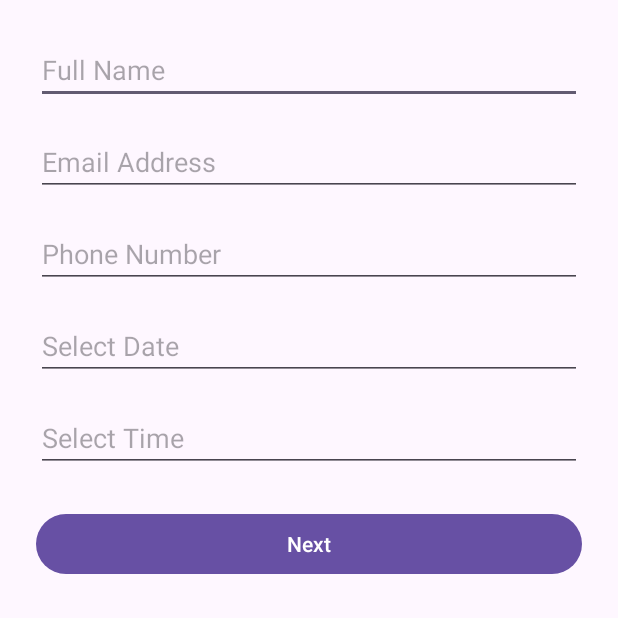
After one commit to melikYalcinkaya/Menu_FineDining, an Android app: the ReservationFormActivity screen opened directly, with no data from a screen before it, on a phone screen of 412 x 824 dp, the top half of it. The commit adds this screen. Run offline under Robolectric (Android 15) with nearby library versions, the phone set to English and light mode, and no system bars.

Commit message:
feat(reservation): add embedded date & time pickers in reservation form and wire up MainActivity buttons

```diff
--- a/app/src/main/java/melik/yalcinkaya/menu_finedining/EntranceActivity.java
+++ b/app/src/main/java/melik/yalcinkaya/menu_finedining/EntranceActivity.java
@@ -17,7 +17,6 @@ public class EntranceActivity extends AppCompatActivity {
     Context context = this;
     ArrayAdapter<String> languages_adapter;
     ImageView imageView; // don't initialize here!
-
     @Override
     protected void onCreate(Bundle savedInstanceState) {
         super.onCreate(savedInstanceState);
--- /dev/null
+++ b/app/src/main/java/melik/yalcinkaya/menu_finedining/StartPage/ReservationFormActivity.java
@@ -0,0 +1,82 @@
+package melik.yalcinkaya.menu_finedining.StartPage;
+
+import android.app.DatePickerDialog;
+import android.app.TimePickerDialog;
+import android.content.Intent;
+import android.os.Bundle;
+import android.widget.Button;
+import android.widget.DatePicker;
+import android.widget.EditText;
+import android.widget.TimePicker;
+import android.widget.Toast;
+import androidx.appcompat.app.AppCompatActivity;
+import melik.yalcinkaya.menu_finedining.R;
+import java.util.Calendar;
+
+public class ReservationFormActivity extends AppCompatActivity {
+
+    private EditText nameInput, emailInput, phoneInput;
+    private EditText dateInput, timeInput;
+    private Button   nextButton;
+
+    @Override
+    protected void onCreate(Bundle savedInstanceState) {
+        super.onCreate(savedInstanceState);
+        setContentView(R.layout.activity_reservation_form);
+
+        nameInput  = findViewById(R.id.editTextName);
+        emailInput = findViewById(R.id.editTextEmail);
+        phoneInput = findViewById(R.id.editTextPhone);
+        dateInput  = findViewById(R.id.editTextDate);
+        timeInput  = findViewById(R.id.editTextTime);
+        nextButton = findViewById(R.id.buttonNext);
+
+        // Date picker dialog
+        dateInput.setOnClickListener(v -> {
+            Calendar c = Calendar.getInstance();
+            new DatePickerDialog(this,
+                    (DatePicker view, int y, int m, int d) -> {
+                        // month is 0-based
+                        String date = String.format("%02d/%02d/%04d", d, m + 1, y);
+                        dateInput.setText(date);
+                    },
+                    c.get(Calendar.YEAR),
+                    c.get(Calendar.MONTH),
+                    c.get(Calendar.DAY_OF_MONTH)
+            ).show();
+        });
+
+        // Time picker dialog
+        timeInput.setOnClickListener(v -> {
+            Calendar c = Calendar.getInstance();
+            new TimePickerDialog(this,
+                    (TimePicker view, int hour, int minute) -> {
+                        String time = String.format("%02d:%02d", hour, minute);
+                        timeInput.setText(time);
+                    },
+                    c.get(Calendar.HOUR_OF_DAY),
+                    c.get(Calendar.MINUTE),
+                    true
+            ).show();
+        });
+
+        nextButton.setOnClickListener(v -> {
+            String name  = nameInput.getText().toString().trim();
+            String email = emailInput.getText().toString().trim();
+            String phone = phoneInput.getText().toString().trim();
+            String date  = dateInput.getText().toString().trim();
+            String time  = timeInput.getText().toString().trim();
+
+            if (name.isEmpty() || email.isEmpty() || phone.isEmpty() || date.isEmpty() || time.isEmpty()) {
+                Toast.makeText(this, "Please fill in all fields", Toast.LENGTH_SHORT).show();
+                return;
+            }
+            if (!android.util.Patterns.EMAIL_ADDRESS.matcher(email).matches()) {
+                Toast.makeText(this, "Please enter a valid email", Toast.LENGTH_SHORT).show();
+                return;
+            }
+
+
+        });
+    }
+}
--- a/app/src/main/res/layout/activity_main.xml
+++ b/app/src/main/res/layout/activity_main.xml
@@ -23,7 +23,7 @@
         />
 
     <Button
-        android:id="@+id/reservationButton"
+        android:id="@+id/button_make_reservation"
         style="@null"
         android:layout_width="139dp"
         android:layout_height="65dp"
@@ -43,7 +43,7 @@
         app:layout_constraintTop_toTopOf="parent" />
 
     <Button
-        android:id="@+id/menuButton"
+        android:id="@+id/button_view_menu"
         android:layout_width="135dp"
         android:layout_height="63dp"
         android:layout_marginStart="40dp"
@@ -56,7 +56,7 @@
         android:textColor="#FFFFFF"
         android:textSize="16sp"
         app:layout_constraintEnd_toEndOf="parent"
-        app:layout_constraintStart_toEndOf="@+id/reservationButton"
+        app:layout_constraintStart_toEndOf="@+id/button_make_reservation"
         app:layout_constraintTop_toTopOf="parent" />
 
 
--- /dev/null
+++ b/app/src/main/res/layout/activity_reservation_form.xml
@@ -0,0 +1,62 @@
+<?xml version="1.0" encoding="utf-8"?>
+<ScrollView xmlns:android="http://schemas.android.com/apk/res/android"
+    android:layout_width="match_parent"
+    android:layout_height="match_parent">
+
+    <LinearLayout
+        android:orientation="vertical"
+        android:padding="24dp"
+        android:layout_width="match_parent"
+        android:layout_height="wrap_content">
+
+        <EditText
+            android:id="@+id/editTextName"
+            android:hint="Full Name"
+            android:inputType="textPersonName"
+            android:layout_width="match_parent"
+            android:layout_height="wrap_content" />
+
+        <EditText
+            android:id="@+id/editTextEmail"
+            android:hint="Email Address"
+            android:inputType="textEmailAddress"
+            android:layout_width="match_parent"
+            android:layout_height="wrap_content"
+            android:layout_marginTop="16dp" />
+
+        <EditText
+            android:id="@+id/editTextPhone"
+            android:hint="Phone Number"
+            android:inputType="phone"
+            android:layout_width="match_parent"
+            android:layout_height="wrap_content"
+            android:layout_marginTop="16dp" />
+
+        <!-- New: Date field -->
+        <EditText
+            android:id="@+id/editTextDate"
+            android:hint="Select Date"
+            android:focusable="false"
+            android:clickable="true"
+            android:layout_width="match_parent"
+            android:layout_height="wrap_content"
+            android:layout_marginTop="16dp" />
+
+        <!-- New: Time field -->
+        <EditText
+            android:id="@+id/editTextTime"
+            android:hint="Select Time"
+            android:focusable="false"
+            android:clickable="true"
+            android:layout_width="match_parent"
+            android:layout_height="wrap_content"
+            android:layout_marginTop="16dp" />
+
+        <Button
+            android:id="@+id/buttonNext"
+            android:text="Next"
+            android:layout_marginTop="24dp"
+            android:layout_width="match_parent"
+            android:layout_height="wrap_content"/>
+    </LinearLayout>
+</ScrollView>
--- a/app/src/main/res/navigation/navgraph.xml
+++ b/app/src/main/res/navigation/navgraph.xml
@@ -10,6 +10,9 @@
         android:name="melik.yalcinkaya.menu_finedining.home.HomeFragment"
         android:label="Home"
         tools:layout="@layout/fragment_home" />
+    <action
+        android:id="@+id/action_homeFragment_to_dishesFragment"
+        app:destination="@id/dishesFragment" />
 
 
     <fragment
```
Also changed, not shown: app/src/main/AndroidManifest.xml (+9 -6 lines), app/src/main/java/melik/yalcinkaya/menu_finedining/MainActivity.java (+29 -13 lines), app/src/main/java/melik/yalcinkaya/menu_finedining/home/HomeFragment.java (+5 -2 lines).
